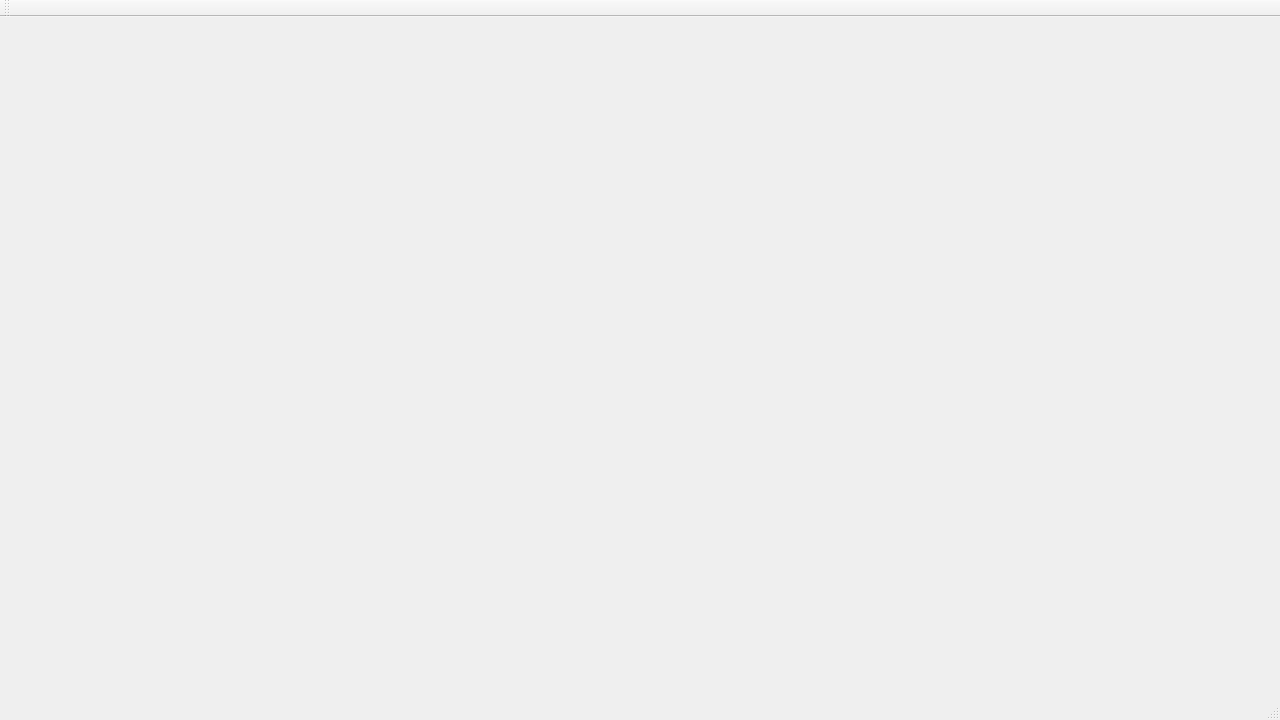
swenninger/FaceScanning, file FaceScanKinect/mainwindow.ui: the form before one commit.
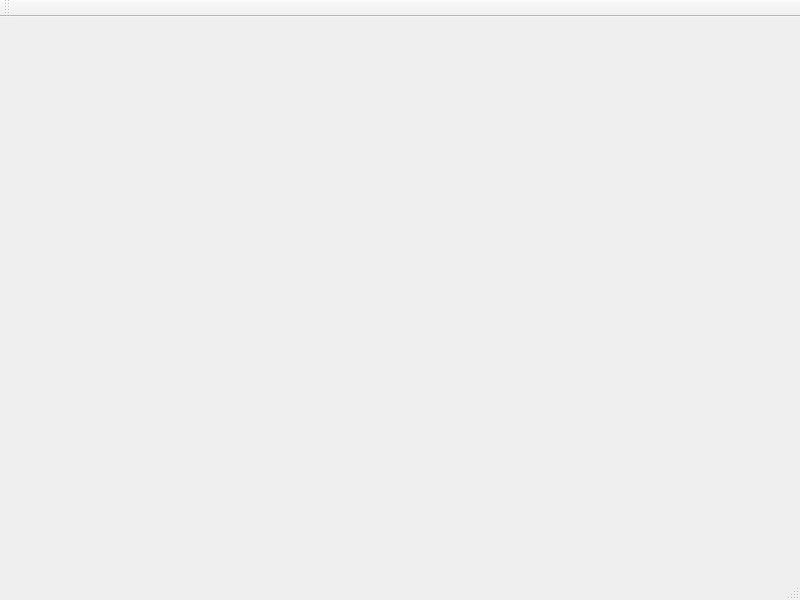
The form after the commit.

The edit to the form file:
```diff
--- a/FaceScanKinect/mainwindow.ui
+++ b/FaceScanKinect/mainwindow.ui
@@ -6,8 +6,8 @@
    <rect>
     <x>0</x>
     <y>0</y>
-    <width>1280</width>
-    <height>720</height>
+    <width>800</width>
+    <height>600</height>
    </rect>
   </property>
   <property name="windowTitle">
```
Left out of the diff: 4 changed lines with no effect on the pictures.
